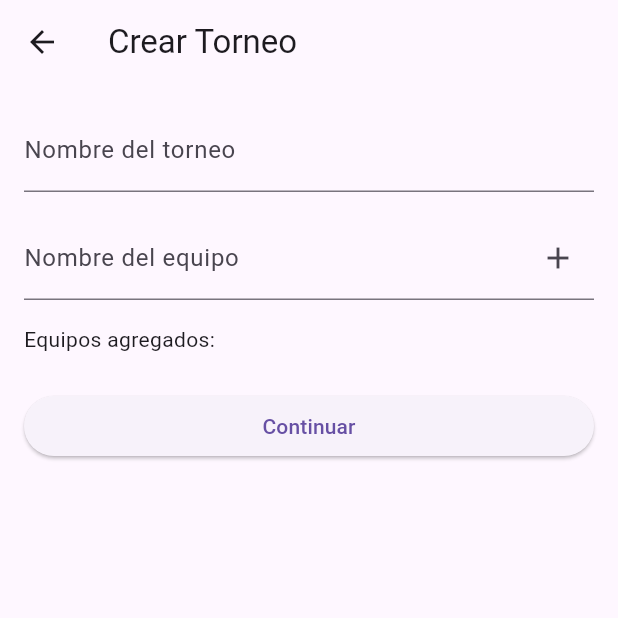
After one commit to andresbur10/gestor_torneos, a Flutter app: the screen it shows after launch, after a tap on "Crear torneo", on a phone screen of 412 x 824 dp, the top half of it. The commit adds this screen. Run offline on Flutter 3.47's test engine with Material 3 defaults, Android fonts, the phone set to English and light mode, and no system bars.

Commit message:
feat(ui): formulario básico para crear torneo y equipos desde la app

```diff
--- a/lib/main.dart
+++ b/lib/main.dart
@@ -1,7 +1,8 @@
 import 'package:flutter/material.dart';
 import 'domain/standings.dart';
 import 'domain/stats.dart';
-import 'sample_data/sample_tournament.dart';
+import 'domain/models.dart';
+import 'ui/create_tournament_page.dart';
 
 void main() {
   runApp(const MyApp());
@@ -12,29 +13,52 @@ class MyApp extends StatelessWidget {
 
   @override
   Widget build(BuildContext context) {
-    final tournament = buildSampleTournament();
-    final standings = computeStandings(tournament);
-    final scorers = computeTopScorers(tournament);
+    return MaterialApp(
+      home: Builder(
+        builder: (context) => Scaffold(
+          appBar: AppBar(title: const Text('Gestor de Torneos')),
+          body: Center(
+            child: ElevatedButton(
+              onPressed: () async {
+                final result = await Navigator.push(
+                  context,
+                  MaterialPageRoute(
+                    builder: (_) => const CreateTournamentPage(),
+                  ),
+                );
 
-    final teamsById = { for (var t in tournament.teams) t.id: t };
-    final playersById = { for (var p in tournament.players) p.id: p };
+                if (result != null) {
+                  final tournament = Tournament(
+                    id: 'T1',
+                    name: result['name'],
+                    teams: result['teams'],
+                    players: [], // por ahora vacío
+                    matches: [],
+                  );
 
-    return MaterialApp(
-      home: Scaffold(
-        appBar: AppBar(title: const Text('Gestor de Torneos')),
-        body: Padding(
-          padding: const EdgeInsets.all(16),
-          child: ListView(
-            children: [
-              const Text('Tabla de posiciones', style: TextStyle(fontSize: 20, fontWeight: FontWeight.bold)),
-              for (final row in standings)
-                Text('${teamsById[row.teamId]!.name}: ${row.points} pts (GF: ${row.gf}, GA: ${row.ga})'),
+                  final standings = computeStandings(tournament);
+                  final teamsById = {for (var t in tournament.teams) t.id: t};
 
-              const SizedBox(height: 20),
-              const Text('Goleadores', style: TextStyle(fontSize: 20, fontWeight: FontWeight.bold)),
-              for (final s in scorers)
-                Text('${playersById[s.playerId]!.name} - ${s.goals} goles'),
-            ],
+                  Navigator.push(
+                    context,
+                    MaterialPageRoute(
+                      builder: (_) => Scaffold(
+                        appBar: AppBar(title: Text('Tabla de ${tournament.name}')),
+                        body: ListView(
+                          padding: const EdgeInsets.all(16),
+                          children: [
+                            const Text('Tabla de posiciones', style: TextStyle(fontSize: 20)),
+                            for (final row in standings)
+                              Text('${teamsById[row.teamId]!.name}: ${row.points} pts'),
+                          ],
+                        ),
+                      ),
+                    ),
+                  );
+                }
+              },
+              child: const Text('Crear torneo'),
+            ),
           ),
         ),
       ),
--- /dev/null
+++ b/lib/ui/create_tournament_page.dart
@@ -0,0 +1,73 @@
+import 'package:flutter/material.dart';
+import '../domain/models.dart';
+
+class CreateTournamentPage extends StatefulWidget {
+  const CreateTournamentPage({super.key});
+
+  @override
+  State<CreateTournamentPage> createState() => _CreateTournamentPageState();
+}
+
+class _CreateTournamentPageState extends State<CreateTournamentPage> {
+  final _tournamentNameController = TextEditingController();
+  final _teamNameController = TextEditingController();
+  final List<Team> _teams = [];
+
+  void _addTeam() {
+    final name = _teamNameController.text.trim();
+    if (name.isEmpty) return;
+
+    setState(() {
+      _teams.add(Team(id: 'T${_teams.length + 1}', name: name));
+      _teamNameController.clear();
+    });
+  }
+
+  void _finish() {
+    final tournamentName = _tournamentNameController.text.trim();
+    if (tournamentName.isEmpty || _teams.isEmpty) return;
+
+    // Aquí luego navegamos a la pantalla de partidos o standings
+    Navigator.pop(context, {
+      'name': tournamentName,
+      'teams': _teams,
+    });
+  }
+
+  @override
+  Widget build(BuildContext context) {
+    return Scaffold(
+      appBar: AppBar(title: const Text('Crear Torneo')),
+      body: Padding(
+        padding: const EdgeInsets.all(16),
+        child: ListView(
+          children: [
+            TextField(
+              controller: _tournamentNameController,
+              decoration: const InputDecoration(labelText: 'Nombre del torneo'),
+            ),
+            const SizedBox(height: 16),
+            TextField(
+              controller: _teamNameController,
+              decoration: InputDecoration(
+                labelText: 'Nombre del equipo',
+                suffixIcon: IconButton(
+                  icon: const Icon(Icons.add),
+                  onPressed: _addTeam,
+                ),
+              ),
+            ),
+            const SizedBox(height: 16),
+            const Text('Equipos agregados:'),
+            for (final t in _teams) Text('- ${t.name}'),
+            const SizedBox(height: 24),
+            ElevatedButton(
+              onPressed: _finish,
+              child: const Text('Continuar'),
+            ),
+          ],
+        ),
+      ),
+    );
+  }
+}
```
